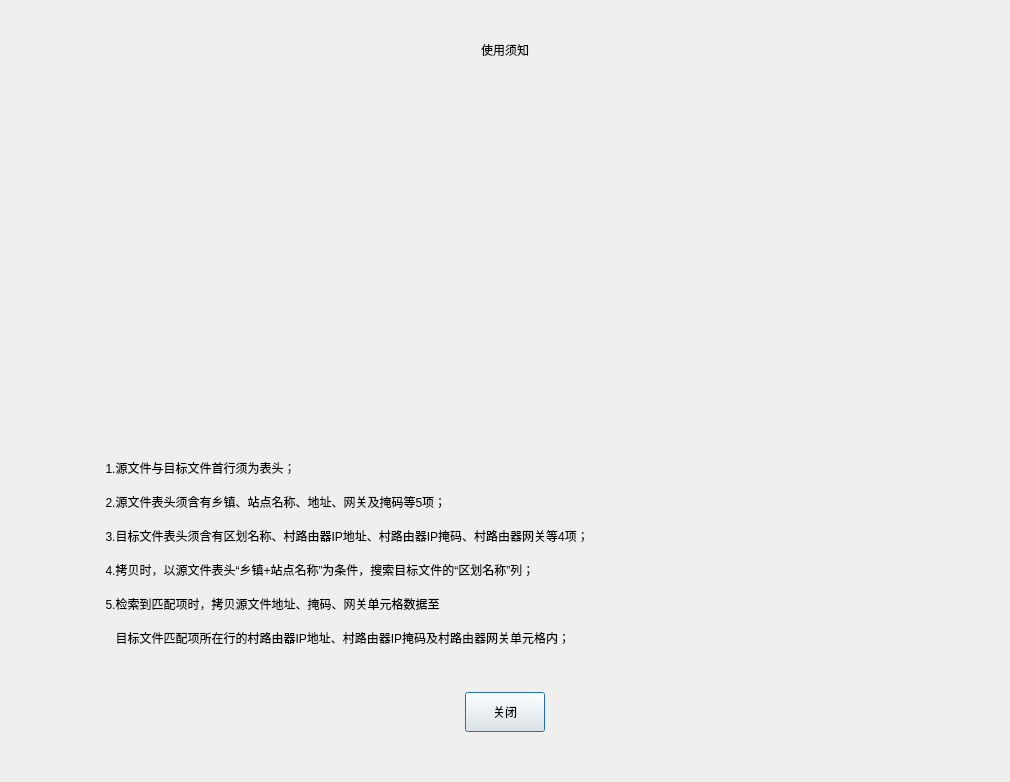
Qt form helpdialog.ui (longchaopei/CopyNetworkConfig) before a commit.
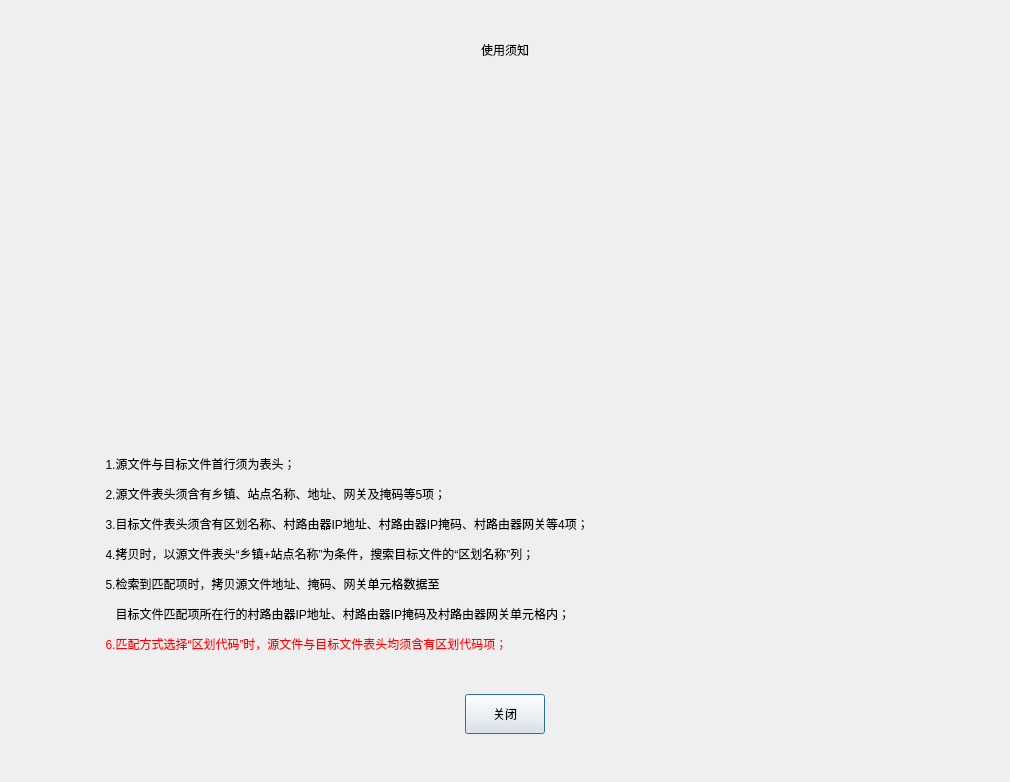
The same form after that commit. Icons and pictures are not drawn.

Commit message: coverinfodialog：fix 表头不匹配内容的问题

Diff of the .ui file:
```diff
--- a/helpdialog.ui
+++ b/helpdialog.ui
@@ -230,6 +230,29 @@
         </property>
        </widget>
       </item>
+      <item>
+       <widget class="QLabel" name="label_8">
+        <property name="minimumSize">
+         <size>
+          <width>0</width>
+          <height>20</height>
+         </size>
+        </property>
+        <property name="maximumSize">
+         <size>
+          <width>16777215</width>
+          <height>20</height>
+         </size>
+        </property>
+        <property name="styleSheet">
+         <string notr="true">font: 14pt &quot;Microsoft JhengHei&quot;;
+color: rgb(255, 0, 0);</string>
+        </property>
+        <property name="text">
+         <string>                             6.匹配方式选择“区划代码”时，源文件与目标文件表头均须含有区划代码项；</string>
+        </property>
+       </widget>
+      </item>
       <item>
        <widget class="QWidget" name="widget_6" native="true">
         <property name="minimumSize">
```
The commit also changes 4 other files.
